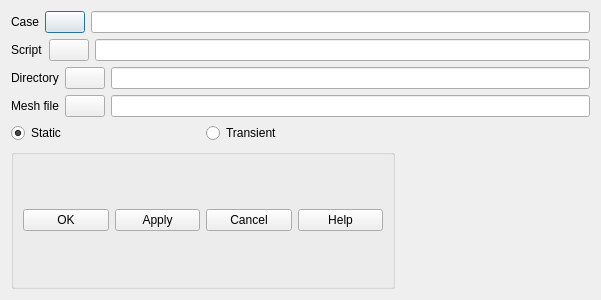
First picture: the form in src/HOMARDGUI/CreateYACS.ui, repository jschueller/homard, before the edit.
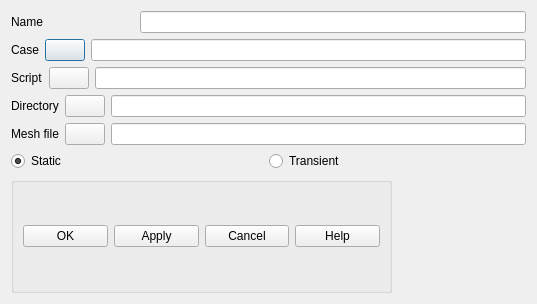
Second picture: the form after the edit.

```diff
--- a/src/HOMARDGUI/CreateYACS.ui
+++ b/src/HOMARDGUI/CreateYACS.ui
@@ -6,8 +6,8 @@
    <rect>
     <x>0</x>
     <y>0</y>
-    <width>601</width>
-    <height>300</height>
+    <width>537</width>
+    <height>304</height>
    </rect>
   </property>
   <property name="sizePolicy">
@@ -23,7 +23,21 @@
    <bool>true</bool>
   </property>
   <layout class="QGridLayout" name="gridLayout_2">
-   <item row="0" column="0" colspan="3">
+   <item row="0" column="0">
+    <widget class="QLabel" name="Name">
+     <property name="text">
+      <string>Name</string>
+     </property>
+    </widget>
+   </item>
+   <item row="0" column="1" colspan="3">
+    <widget class="QLineEdit" name="LEName">
+     <property name="maxLength">
+      <number>32</number>
+     </property>
+    </widget>
+   </item>
+   <item row="1" column="0" colspan="4">
     <layout class="QGridLayout" name="gridLayout">
      <item row="0" column="0">
       <widget class="QLabel" name="Case">
@@ -60,7 +74,7 @@
      </item>
     </layout>
    </item>
-   <item row="1" column="0" colspan="3">
+   <item row="2" column="0" colspan="4">
     <layout class="QHBoxLayout" name="_2">
      <property name="spacing">
       <number>6</number>
@@ -97,7 +111,7 @@
      </item>
     </layout>
    </item>
-   <item row="2" column="0" colspan="3">
+   <item row="3" column="0" colspan="4">
     <layout class="QHBoxLayout">
      <property name="spacing">
       <number>6</number>
@@ -134,7 +148,7 @@
      </item>
     </layout>
    </item>
-   <item row="3" column="0" colspan="3">
+   <item row="4" column="0" colspan="4">
     <layout class="QHBoxLayout" name="_3">
      <property name="spacing">
       <number>6</number>
@@ -171,7 +185,7 @@
      </item>
     </layout>
    </item>
-   <item row="4" column="0">
+   <item row="5" column="0" colspan="2">
     <widget class="QRadioButton" name="RBStatic">
      <property name="text">
       <string>Static</string>
@@ -181,14 +195,14 @@
      </property>
     </widget>
    </item>
-   <item row="4" column="1">
+   <item row="5" column="2">
     <widget class="QRadioButton" name="RBTransient">
      <property name="text">
       <string>Transient</string>
      </property>
     </widget>
    </item>
-   <item row="5" column="0" colspan="2">
+   <item row="6" column="0" colspan="3">
     <widget class="QGroupBox" name="GroupButtons">
      <property name="title">
       <string/>
@@ -243,7 +257,7 @@
      </layout>
     </widget>
    </item>
-   <item row="5" column="2">
+   <item row="6" column="3">
     <spacer name="spacer_2">
      <property name="orientation">
       <enum>Qt::Horizontal</enum>
```
Left out of the diff: 4 changed lines with no effect on the pictures.
